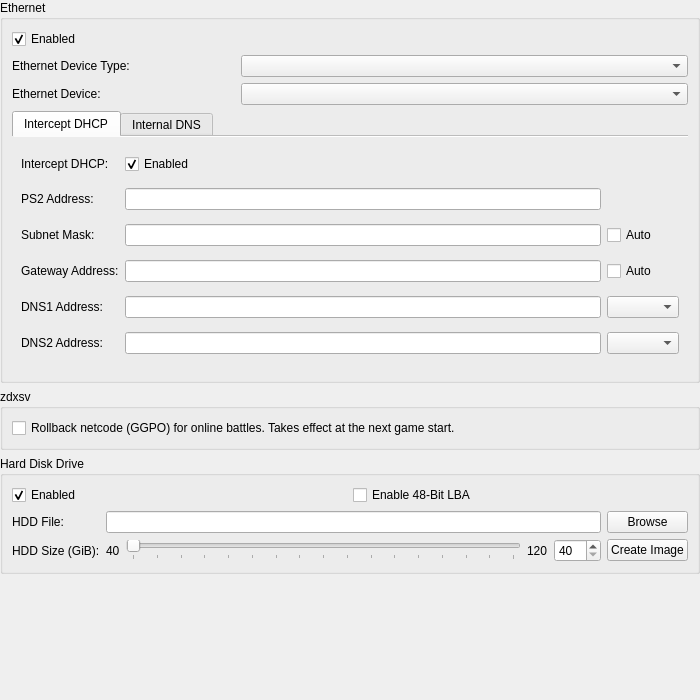
This is pcsx2-qt/Settings/DEV9SettingsWidget.ui in inada-s/pcsx2 as Qt 5 draws it before an edit. The edited form follows.
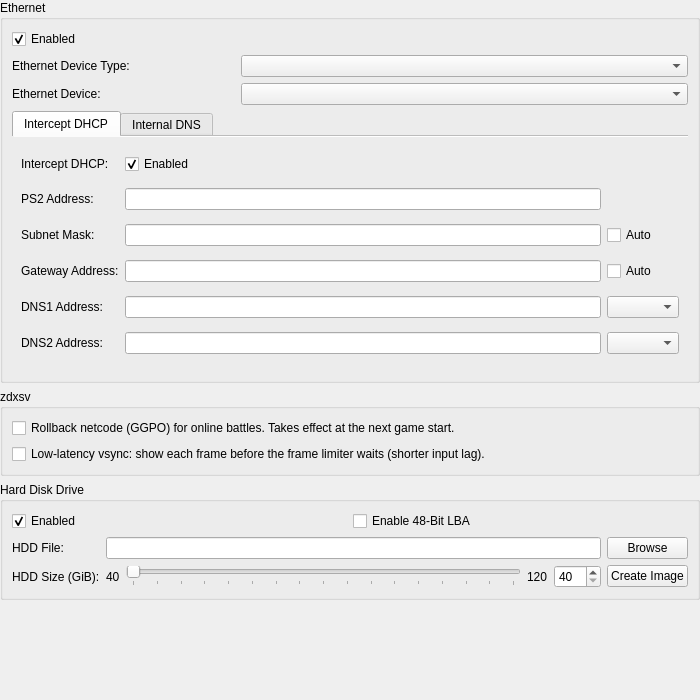
This is the edited form.

Commit message: zdxsv: low-latency vsync for the Z game only, with a settings checkbox

Patch:
```diff
--- a/pcsx2-qt/Settings/DEV9SettingsWidget.ui
+++ b/pcsx2-qt/Settings/DEV9SettingsWidget.ui
@@ -308,6 +308,13 @@
         </property>
        </widget>
       </item>
+      <item>
+       <widget class="QCheckBox" name="zdxsvLowLatencyVsync">
+        <property name="text">
+         <string>Low-latency vsync: show each frame before the frame limiter waits (shorter input lag).</string>
+        </property>
+       </widget>
+      </item>
      </layout>
     </widget>
    </item>
```
The commit also changes 7 other files.
